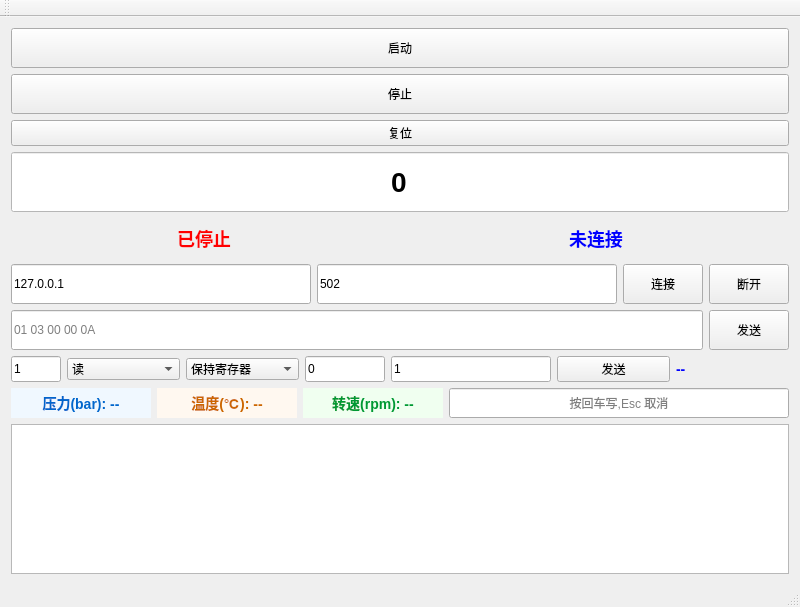
Qt form hmi.ui (WQian886/HMI) before a commit.
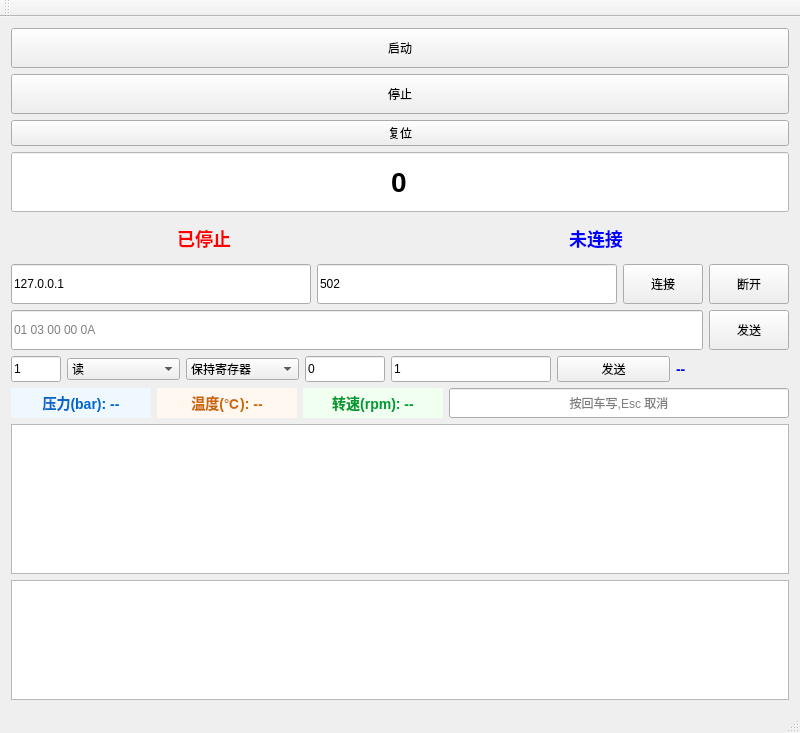
The same form after that commit.

Commit message:
﻿fix + feat (stage 3-4 收尾 + 全完 + 多个 bug + 优化项 #1 #3) 阶段 3 收尾:死区已闭环(无需改代码) 阶段 4 全完:4.1 / 4.2 / 4.3.0 / 4.3.1
Bug 修复:
- PollScheduler -1 永久卡 in-flight(加 resetAll + modbus_::connected 调)
- WriteScheduler Bool 0xFF00 / 0x0000(协议规范)
- PollScheduler onTick 加 pendingCount 防御(避免弹窗)
- Variable::setValue 加 checkRange 默认参数(PLC 读路径不查范围)

优化项:
- #1 写范围检查:Variable.setValue 返 bool + setRange + 检查逻辑
- #3 写审计日志(只 UI):WriteScheduler 加 auditLog + auditAppended + hmi.ui 加 auditTable

包含 11 个代码文件:Binding/ModbusMaster/PollScheduler/TcpClient/Variable/WriteScheduler/hmi.cpp/.ui

写好注释规范:每次改 bug 加 背景/现象/修法/参照/取舍 5 段

Patch:
```diff
--- a/hmi.ui
+++ b/hmi.ui
@@ -251,6 +251,14 @@
       </property>
      </widget>
     </item>
+    <item>
+     <!-- 阶段 4.x 写审计日志(2026-07-28):只 UI,显示最近写操作记录 -->
+     <widget class="QTableWidget" name="auditTable">
+      <property name="minimumSize">
+       <size><width>0</width><height>120</height></size>
+      </property>
+     </widget>
+    </item>
    </layout>
   </widget>
   <widget class="QMenuBar" name="menuBar">
```
The commit also changes 10 other files.
